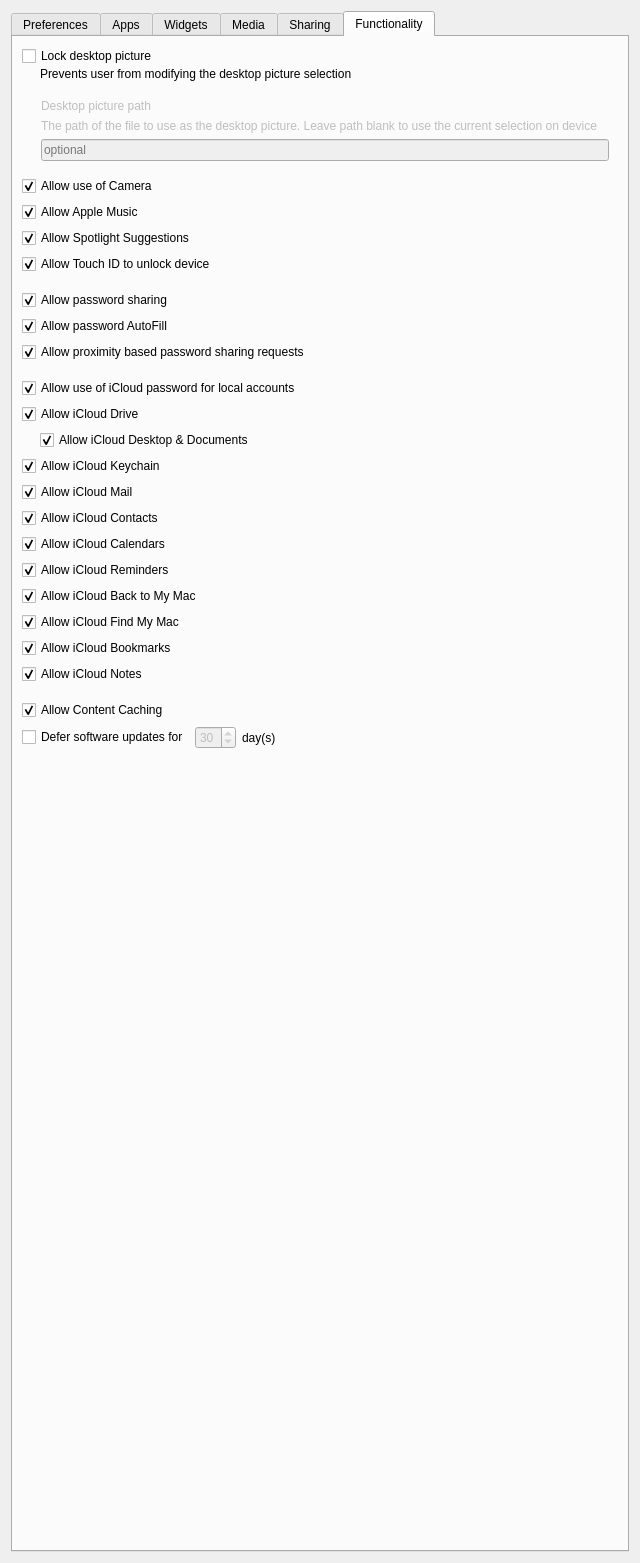
Above: FWAdminLib/Configurator/RestrictionsOSXForm.ui from fw-dev/translations before the change. Below: the same form after it.
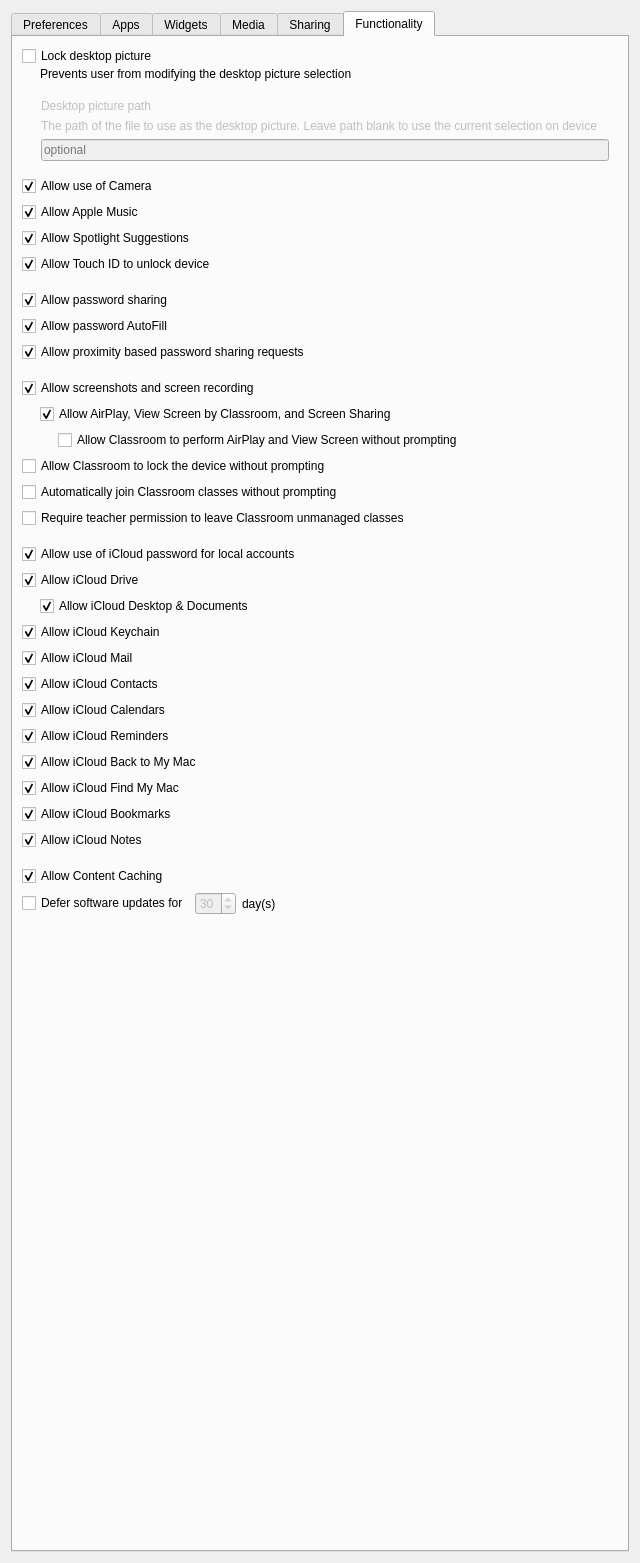
That is the form after the change. The open tabs and pages were chosen to show the change. Icons and pictures are not drawn. Custom widgets are drawn as their Qt base class.

What changed in the file:
```diff
--- a/FWAdminLib/Configurator/RestrictionsOSXForm.ui
+++ b/FWAdminLib/Configurator/RestrictionsOSXForm.ui
@@ -2074,6 +2074,118 @@
            </property>
           </spacer>
          </item>
+         <item>
+          <widget class="QCheckBox" name="allowsScreenshotScreenRecording">
+           <property name="text">
+            <string>Allow screenshots and screen recording</string>
+           </property>
+           <property name="checked">
+            <bool>true</bool>
+           </property>
+          </widget>
+         </item>
+         <item>
+          <widget class="QWidget" name="widgetAllowAirPlay" native="true">
+           <property name="minimumSize">
+            <size>
+             <width>0</width>
+             <height>40</height>
+            </size>
+           </property>
+           <layout class="QVBoxLayout" name="verticalLayout_30">
+            <property name="leftMargin">
+             <number>18</number>
+            </property>
+            <property name="topMargin">
+             <number>0</number>
+            </property>
+            <property name="rightMargin">
+             <number>0</number>
+            </property>
+            <property name="bottomMargin">
+             <number>0</number>
+            </property>
+            <item>
+             <widget class="QCheckBox" name="allowAirPlay">
+              <property name="text">
+               <string>Allow AirPlay, View Screen by Classroom, and Screen Sharing</string>
+              </property>
+              <property name="checked">
+               <bool>true</bool>
+              </property>
+             </widget>
+            </item>
+            <item>
+             <widget class="QWidget" name="widgetAllowClassroomAirPlay" native="true">
+              <property name="enabled">
+               <bool>true</bool>
+              </property>
+              <layout class="QVBoxLayout" name="verticalLayout_31">
+               <property name="leftMargin">
+                <number>18</number>
+               </property>
+               <property name="topMargin">
+                <number>0</number>
+               </property>
+               <property name="rightMargin">
+                <number>0</number>
+               </property>
+               <property name="bottomMargin">
+                <number>0</number>
+               </property>
+               <item>
+                <widget class="QCheckBox" name="allowClassroomAirPlay">
+                 <property name="enabled">
+                  <bool>true</bool>
+                 </property>
+                 <property name="text">
+                  <string>Allow Classroom to perform AirPlay and View Screen without prompting</string>
+                 </property>
+                </widget>
+               </item>
+              </layout>
+             </widget>
+            </item>
+           </layout>
+          </widget>
+         </item>
+         <item>
+          <widget class="QCheckBox" name="allowClassroomLock">
+           <property name="text">
+            <string>Allow Classroom to lock the device without prompting</string>
+           </property>
+          </widget>
+         </item>
+         <item>
+          <widget class="QCheckBox" name="automaticallyJoinClassroom">
+           <property name="text">
+            <string>Automatically join Classroom classes without prompting</string>
+           </property>
+          </widget>
+         </item>
+         <item>
+          <widget class="QCheckBox" name="requireTeacherPermissionToLeave">
+           <property name="text">
+            <string>Require teacher permission to leave Classroom unmanaged classes</string>
+           </property>
+          </widget>
+         </item>
+         <item>
+          <spacer name="verticalSpacer_14">
+           <property name="orientation">
+            <enum>Qt::Vertical</enum>
+           </property>
+           <property name="sizeType">
+            <enum>QSizePolicy::Fixed</enum>
+           </property>
+           <property name="sizeHint" stdset="0">
+            <size>
+             <width>20</width>
+             <height>10</height>
+            </size>
+           </property>
+          </spacer>
+         </item>
          <item>
           <widget class="QCheckBox" name="allowUseOfiCloudPassword">
            <property name="text">
```
